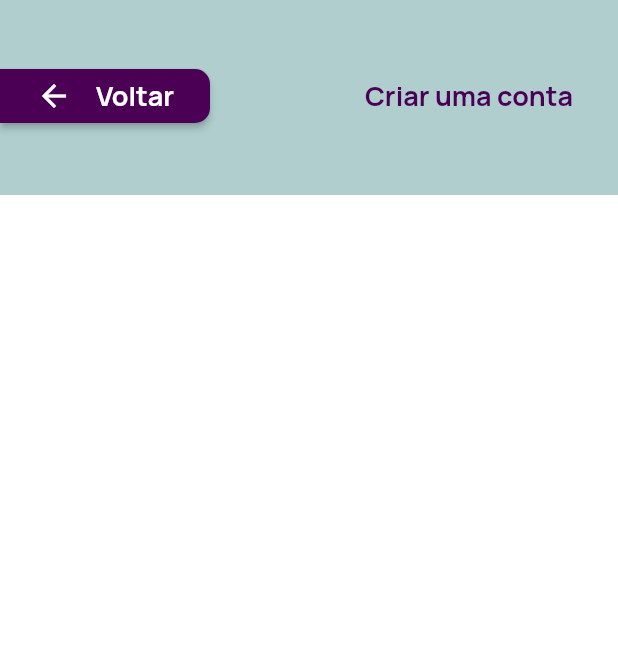
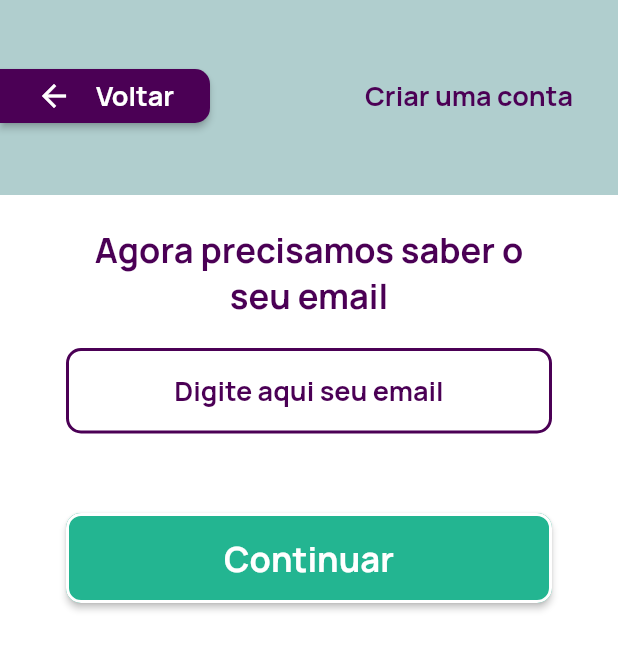
Before and after one commit to alextnetto/vivassimo-app, a Flutter app: the EmailPage screen opened by its route, on a phone screen of 412 x 824 dp. Shown: the top 650 px of the screen. Run offline on Flutter 3.47's test engine with Material 2 defaults, Android fonts, the phone set to English and light mode, and no system bars; our stand-ins replace google_fonts.

Commit message:
feature(register): Name and email page with form validation

```diff
--- a/lib/app_widget.dart
+++ b/lib/app_widget.dart
@@ -1,6 +1,5 @@
 import 'package:flutter/material.dart';
 import 'package:my_app/app_controller.dart';
-import 'package:my_app/config/style.dart';
 import 'package:my_app/home_page.dart';
 import 'package:my_app/pages/register/accept_terms.dart';
 import 'package:my_app/pages/register/email.dart';
@@ -8,6 +7,8 @@ import 'package:my_app/pages/register/name.dart';
 import 'package:my_app/pages/register/terms.dart';
 
 class AppWidget extends StatelessWidget {
+  const AppWidget({Key? key}) : super(key: key);
+
   @override
   Widget build(BuildContext context) {
     return AnimatedBuilder(
--- a/lib/components/button_back.dart
+++ b/lib/components/button_back.dart
@@ -9,7 +9,7 @@ class ButtonBack extends StatelessWidget {
 
   @override
   Widget build(BuildContext context) {
-    return Container(
+    return SizedBox(
       width: 140,
       child: ElevatedButton(
         onPressed: () {
@@ -34,11 +34,8 @@ class ButtonBack extends StatelessWidget {
         style: ElevatedButton.styleFrom(
           primary: VivassimoTheme.purpleActive,
           shape: RoundedRectangleBorder(
-            borderRadius: BorderRadius.only(
-              topLeft: Radius.circular(0),
-              bottomLeft: Radius.circular(0),
-              topRight: Radius.circular(10),
-              bottomRight: Radius.circular(10),
+            borderRadius: BorderRadius.horizontal(
+              right: Radius.circular(10),
             ),
           ),
         ),
--- a/lib/components/button_purple.dart
+++ b/lib/components/button_purple.dart
@@ -1,6 +1,5 @@
 import 'package:flutter/material.dart';
 import 'package:google_fonts/google_fonts.dart';
-import '../config/style.dart';
 
 class ButtonPurple extends StatelessWidget {
   String label;
--- /dev/null
+++ b/lib/components/input_decoration.dart
@@ -0,0 +1,53 @@
+import 'package:flutter/material.dart';
+import 'package:google_fonts/google_fonts.dart';
+import 'package:my_app/config/style.dart';
+
+InputDecoration customInputDecoration1(
+  String label,
+) {
+  return InputDecoration(
+    contentPadding: EdgeInsets.symmetric(vertical: 16.0, horizontal: 10.0),
+    errorStyle: GoogleFonts.manrope(
+      textStyle: TextStyle(
+        fontWeight: FontWeight.w700,
+        fontSize: 18,
+        color: VivassimoTheme.redActive,
+      ),
+    ),
+    hintText: label,
+    hintStyle: GoogleFonts.manrope(
+      textStyle: TextStyle(
+        fontWeight: FontWeight.w700,
+        fontSize: 18,
+        color: VivassimoTheme.purpleActive,
+      ),
+    ),
+    enabledBorder: OutlineInputBorder(
+      borderSide: BorderSide(
+        width: 2.0,
+        color: VivassimoTheme.purpleActive,
+      ),
+      borderRadius: BorderRadius.all(
+        Radius.circular(10),
+      ),
+    ),
+    focusedBorder: OutlineInputBorder(
+      borderSide: BorderSide(
+        width: 2.0,
+        color: VivassimoTheme.purpleActive,
+      ),
+      borderRadius: BorderRadius.all(
+        Radius.circular(10),
+      ),
+    ),
+    border: OutlineInputBorder(
+      borderSide: BorderSide(
+        width: 2.0,
+        color: VivassimoTheme.purpleActive,
+      ),
+      borderRadius: BorderRadius.all(
+        Radius.circular(10),
+      ),
+    ),
+  );
+}
--- /dev/null
+++ b/lib/components/text_style.dart
@@ -0,0 +1,16 @@
+import 'package:flutter/material.dart';
+import 'package:google_fonts/google_fonts.dart';
+
+TextStyle customTextStyle(
+  FontWeight fontWeight,
+  double fontSize,
+  Color color,
+) {
+  return GoogleFonts.manrope(
+    textStyle: TextStyle(
+      fontWeight: fontWeight,
+      fontSize: fontSize,
+      color: color,
+    ),
+  );
+}
--- a/lib/home_page.dart
+++ b/lib/home_page.dart
@@ -5,6 +5,8 @@ import 'package:my_app/components/button_purple.dart';
 import 'package:my_app/config/style.dart';
 
 class HomePage extends StatefulWidget {
+  const HomePage({Key? key}) : super(key: key);
+
   @override
   State<StatefulWidget> createState() {
     return HomePageState();
--- a/lib/pages/register/accept_terms.dart
+++ b/lib/pages/register/accept_terms.dart
@@ -70,7 +70,7 @@ class _RegisterTermsState extends State<RegisterTerms> {
                   SizedBox(
                     height: 10,
                   ),
-                  Container(
+                  SizedBox(
                     width: 324,
                     child: Text(
                       'Ao continuar o cadastro você estará aceitando nossos termos de uso',
--- a/lib/pages/register/email.dart
+++ b/lib/pages/register/email.dart
@@ -2,6 +2,8 @@ import 'package:flutter/material.dart';
 import 'package:google_fonts/google_fonts.dart';
 import 'package:my_app/components/button_back.dart';
 import 'package:my_app/components/button_purple.dart';
+import 'package:my_app/components/input_decoration.dart';
+import 'package:my_app/components/text_style.dart';
 import 'package:my_app/config/style.dart';
 
 class EmailPage extends StatelessWidget {
@@ -49,9 +51,90 @@ class EmailPage extends StatelessWidget {
                 ),
               ),
             ),
+            Container(
+              padding: EdgeInsets.symmetric(vertical: 20),
+              width: 300,
+              child: Text(
+                'Agora precisamos saber o seu email',
+                style: GoogleFonts.manrope(
+                  textStyle: TextStyle(
+                    fontWeight: FontWeight.w700,
+                    fontSize: 23,
+                    color: VivassimoTheme.purpleActive,
+                  ),
+                ),
+                textAlign: TextAlign.center,
+              ),
+            ),
+            NameForm(),
           ],
         ),
       ),
     );
   }
 }
+
+class NameForm extends StatefulWidget {
+  const NameForm({Key? key}) : super(key: key);
+
+  @override
+  MyCustomFormState createState() {
+    return MyCustomFormState();
+  }
+}
+
+class MyCustomFormState extends State<NameForm> {
+  final _formKey = GlobalKey<FormState>();
+
+  @override
+  Widget build(BuildContext context) {
+    return Form(
+      key: _formKey,
+      child: Column(
+        children: [
+          SizedBox(
+            width: 324,
+            height: 90,
+            child: TextFormField(
+              validator: (value) {
+                if (value == null || value.isEmpty) {
+                  return 'Please enter some text';
+                }
+                return null;
+              },
+              decoration: customInputDecoration1('Digite aqui seu email'),
+              textAlign: TextAlign.center,
+              style: customTextStyle(
+                FontWeight.w700,
+                18,
+                VivassimoTheme.purpleActive,
+              ),
+            ),
+          ),
+          Padding(
+            padding: EdgeInsets.all(20.0),
+            child: SizedBox(
+              width: 324,
+              height: 60,
+              child: ButtonPurple(
+                label: 'Continuar',
+                primary: VivassimoTheme.green,
+                onPrimary: VivassimoTheme.white,
+                borderColor: VivassimoTheme.white,
+                onPressed: () {
+                  if (_formKey.currentState!.validate()) {
+                    // If the form is valid, display a snackbar. In the real world,
+                    // you'd often call a server or save the information in a database.
+                    ScaffoldMessenger.of(context).showSnackBar(
+                      const SnackBar(content: Text('Processing Data')),
+                    );
+                  } //Navigator.of(context).pushNamed('/register/email');
+                },
+              ),
+            ),
+          ),
+        ],
+      ),
+    );
+  }
+}
```
Also changed, not shown: lib/pages/register/name.dart (+67 -3 lines).
